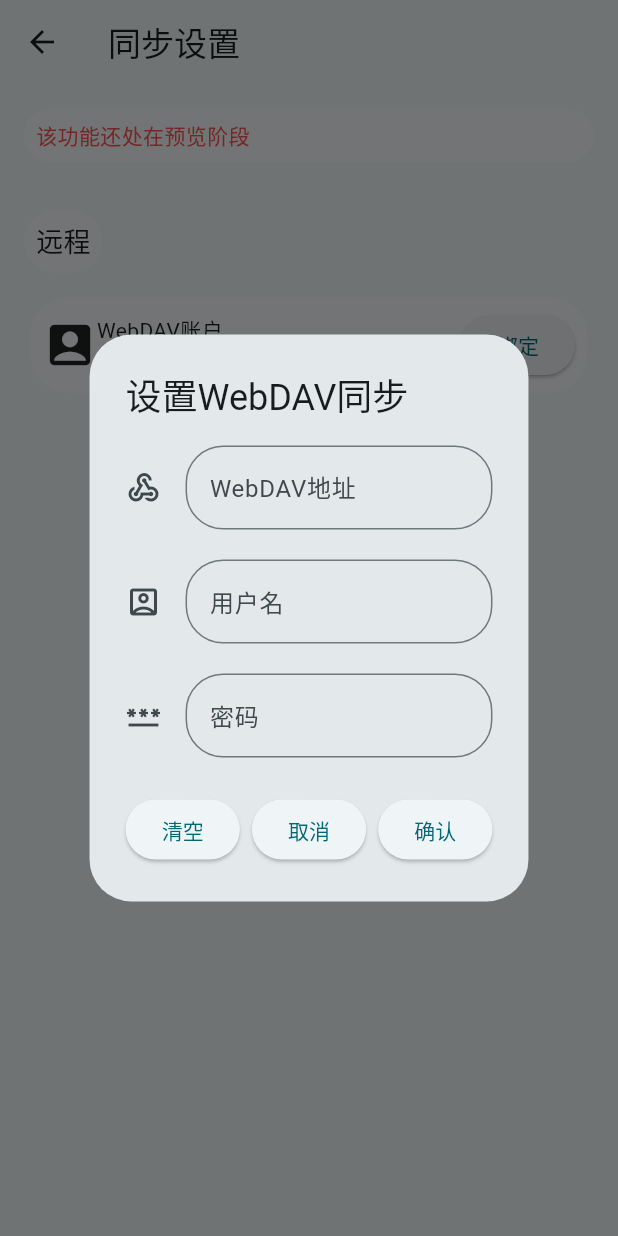
After one commit to OctagonalStar/arabic_learning, a Flutter app: the DataSyncPage screen opened directly, after a tap on "绑定", on a phone screen of 412 x 824 dp. The commit adds this screen. Run offline on Flutter 3.47's test engine with Material 3 defaults, Android fonts, the phone set to English and light mode, and no system bars; our stand-ins replace convex_bottom_bar, dio, file_picker, flutter_markdown_plus, flutter_tts, just_audio and 1 more; missing offline and left inert: fsrs, sherpa_onnx, window_manager; accounts and stored records are empty.

Commit message:
feat(WebSavSetting): add WebDAV UI achieve
添加了webdav同步功能的UI（无实际功能）
重构了settingItem

BREAKING CHANGE: settingItem被重构为了Widget标准类

Signed-off-by: OctagonalStar <76486554+OctagonalStar@users.noreply.github.com>

````diff
--- a/lib/sub_pages_builder/learning_pages/learning_pages_build.dart
+++ b/lib/sub_pages_builder/learning_pages/learning_pages_build.dart
@@ -1,4 +1,3 @@
-import 'dart:convert';
 import 'dart:math';
 
 import 'package:arabic_learning/funcs/ui.dart';
--- a/lib/sub_pages_builder/setting_pages/data_download_page.dart
+++ b/lib/sub_pages_builder/setting_pages/data_download_page.dart
@@ -12,7 +12,6 @@ class DownloadPage extends StatelessWidget {
   const DownloadPage({super.key});
   @override
   Widget build(BuildContext context) {
-    final mediaQuery = MediaQuery.of(context);
     return Scaffold(
       appBar: AppBar(
         title: Text("下载在线词库"),
@@ -27,7 +26,10 @@ class DownloadPage extends StatelessWidget {
           }
           return ListView(
             children: [
-              settingItem(context, mediaQuery, snapshot.data!, "来自 Github @${StaticsVar.onlineDictOwner} 学长的词库 (在此表示感谢)")
+              SettingItem(
+                title: "来自 Github @${StaticsVar.onlineDictOwner} 学长的词库 (在此表示感谢)",
+                children: snapshot.data!,
+              )
             ],
           );
         }
--- a/lib/sub_pages_builder/setting_pages/item_widget.dart
+++ b/lib/sub_pages_builder/setting_pages/item_widget.dart
@@ -1,12 +1,19 @@
 import 'package:arabic_learning/funcs/ui.dart';
 import 'package:flutter/material.dart';
 
-Widget settingItem(BuildContext context, MediaQueryData mediaQuery, List<Widget> list, String title, {bool withPadding = true}) {
-  List<Container> decoratedContainers = list.map((widget) {
+class SettingItem extends StatelessWidget {
+  final String title;
+  final EdgeInsetsGeometry? padding;
+  final List<Widget> children;
+  const SettingItem({super.key, required this.children, required this.title, this.padding});
+
+  @override
+  Widget build(BuildContext context) {
+    MediaQueryData mediaQuery = MediaQuery.of(context);
+    List<Container> decoratedContainers = children.map((widget) {
       return Container(
         width: mediaQuery.size.width * 0.90,
-      //height: mediaQuery.size.height * 0.08,
-      padding: withPadding ? EdgeInsets.all(8.0) : EdgeInsets.zero,
+        padding: padding,
         decoration: BoxDecoration(
           color: Theme.of(context).colorScheme.onPrimary.withAlpha(150),
           borderRadius: BorderRadius.all(Radius.circular(5.0)),
@@ -14,10 +21,10 @@ Widget settingItem(BuildContext context, MediaQueryData mediaQuery, List<Widget>
         child: widget,
       );
     }).toList();
+
     if(decoratedContainers.length > 1){
       decoratedContainers[0] = Container(
         width: mediaQuery.size.width * 0.90,
-      //height: mediaQuery.size.height * 0.08,
         margin: decoratedContainers[0].margin,
         padding: decoratedContainers[0].padding,
         decoration: BoxDecoration(
@@ -28,7 +35,6 @@ Widget settingItem(BuildContext context, MediaQueryData mediaQuery, List<Widget>
       );
       decoratedContainers[decoratedContainers.length - 1] = Container(
         width: mediaQuery.size.width * 0.90,
-      //height: mediaQuery.size.height * 0.08,
         margin: decoratedContainers[decoratedContainers.length - 1].margin,
         padding: decoratedContainers[decoratedContainers.length - 1].padding,
         decoration: BoxDecoration(
@@ -40,7 +46,6 @@ Widget settingItem(BuildContext context, MediaQueryData mediaQuery, List<Widget>
     } else {
       decoratedContainers[0] = Container(
         width: mediaQuery.size.width * 0.90,
-      //height: mediaQuery.size.height * 0.08,
         margin: decoratedContainers[0].margin,
         padding: decoratedContainers[0].padding,
         decoration: BoxDecoration(
@@ -71,3 +76,4 @@ Widget settingItem(BuildContext context, MediaQueryData mediaQuery, List<Widget>
       ]
     );
   }
+}
--- /dev/null
+++ b/lib/sub_pages_builder/setting_pages/sync_page.dart
@@ -0,0 +1,180 @@
+import 'package:arabic_learning/funcs/ui.dart';
+import 'package:arabic_learning/sub_pages_builder/setting_pages/item_widget.dart';
+import 'package:arabic_learning/vars/global.dart';
+import 'package:arabic_learning/vars/statics_var.dart';
+import 'package:flutter/material.dart';
+import 'package:provider/provider.dart';
+
+class DataSyncPage extends StatefulWidget {
+  const DataSyncPage({super.key});
+
+  @override
+  State<StatefulWidget> createState() => _DataSyncPage();
+}
+
+class _DataSyncPage extends State<DataSyncPage> {
+  bool? enabled;
+
+  @override
+  Widget build(BuildContext context) {
+    enabled ??= context.read<Global>().settingData["sync"]["enabled"];
+
+    return Scaffold(
+      appBar: AppBar(
+        title: Text("同步设置"),
+      ),
+      body: ListView(
+        children: [
+          TextContainer(text: "该功能还处在预览阶段", style: TextStyle(color: Colors.redAccent)),
+          SyncRemoteSettingWidget(setPageState: setState)
+        ],
+      ),
+    );
+  }
+}
+
+class SyncRemoteSettingWidget extends StatelessWidget {
+  final Function setPageState;
+  const SyncRemoteSettingWidget({super.key, required this.setPageState});
+
+  @override
+  Widget build(BuildContext context) {
+    return Column(
+      crossAxisAlignment: CrossAxisAlignment.start,
+      children: [
+        SettingItem(
+          title: "远程",
+          padding: EdgeInsets.all(8.0),
+          children: [
+            Row(
+              children: [
+                Icon(Icons.account_box, size: 36),
+                Expanded(
+                  child: Column(
+                    crossAxisAlignment: CrossAxisAlignment.start,
+                    children: [
+                      Text("WebDAV账户"),
+                      Row(
+                        children: [
+                          Text("联通性检查: "),
+                          if((context.read<Global>().settingData["sync"]["account"]["uri"] as String).isEmpty) Text("未绑定", style: Theme.of(context).textTheme.labelSmall),
+                          Icon(Icons.circle, color: Colors.greenAccent, size: 12)
+                        ],
+                      )
+                    ],
+                  ),
+                ),
+                ElevatedButton(
+                  style: ElevatedButton.styleFrom(
+                    shape: RoundedRectangleBorder(borderRadius: StaticsVar.br)
+                  ),
+                  onPressed: () async {
+                    await popAccountSetting(context);
+                    setPageState(() {});
+                  },
+                  child: Text("绑定")
+                ),
+              ],
+            ),
+          ],
+        )
+
+      ],
+    );
+  }
+}
+
+Future<void> popAccountSetting(BuildContext context) async {
+  TextEditingController uriController = TextEditingController();
+  TextEditingController accountController = TextEditingController();
+  TextEditingController passwdController = TextEditingController();
+  await showDialog<List<String>>(
+    context: context,
+    builder: (BuildContext context) {
+      uriController.text = context.read<Global>().settingData["sync"]["account"]["uri"];
+      accountController.text = context.read<Global>().settingData["sync"]["account"]["userName"];
+      passwdController.text = context.read<Global>().settingData["sync"]["account"]["passWord"];
+      return AlertDialog(
+        title: Text("设置WebDAV同步"),
+        content: Column(
+          mainAxisSize: MainAxisSize.min,
+          children: [
+            TextField(
+              autocorrect: false,
+              controller: uriController,
+              maxLines: 1,
+              decoration: InputDecoration(
+                labelText: "WebDAV地址",
+                icon: Icon(Icons.webhook),
+                border: OutlineInputBorder(
+                  borderRadius: StaticsVar.br,
+                  borderSide: BorderSide(color: Theme.of(context).colorScheme.outline),
+                ),
+              ),
+            ),
+            SizedBox(height: 20),
+            TextField(
+              autocorrect: false,
+              controller: accountController,
+              maxLines: 1,
+              decoration: InputDecoration(
+                labelText: "用户名",
+                icon: Icon(Icons.account_box_outlined),
+                border: OutlineInputBorder(
+                  borderRadius: StaticsVar.br,
+                  borderSide: BorderSide(color: Theme.of(context).colorScheme.outline),
+                ),
+              ),
+            ),
+            SizedBox(height: 20),
+            TextField(
+              autocorrect: false,
+              controller: passwdController,
+              maxLines: 1,
+              keyboardType: TextInputType.visiblePassword,
+              decoration: InputDecoration(
+                labelText: "密码",
+                icon: Icon(Icons.password),
+                border: OutlineInputBorder(
+                  borderRadius: StaticsVar.br,
+                  borderSide: BorderSide(color: Theme.of(context).colorScheme.outline),
+                ),
+              ),
+            ),
+          ],
+        ),
+        actions: [
+          ElevatedButton(
+            onPressed: () {
+              uriController.clear();
+              accountController.clear();
+              passwdController.clear();
+            },
+            child: Text("清空"),
+          ),
+          ElevatedButton(
+            onPressed: () => Navigator.pop(context),
+            child: Text("取消"),
+          ),
+          ElevatedButton(
+            onPressed: (){
+              try{
+                Uri.parse(uriController.text);
+                if(uriController.text.isNotEmpty && !uriController.text.contains("http")) throw Exception("WebDAV URI must contain http");
+              } catch (e) {
+                alart(context, e.toString());
+                return;
+              }
+              context.read<Global>().settingData["sync"]["account"]["uri"] = uriController.text;
+              context.read<Global>().settingData["sync"]["account"]["userName"] = accountController.text;
+              context.read<Global>().settingData["sync"]["account"]["passWord"] = passwdController.text;
+              context.read<Global>().updateSetting();
+              Navigator.pop(context);
+            },
+            child: Text("确认")
+          ),
+        ],
+      );
+    }
+  );
+}
--- a/lib/vars/global.dart
+++ b/lib/vars/global.dart
@@ -80,13 +80,14 @@ class Global with ChangeNotifier {
     "eggs": {
       "stella": false
     },
-    // fsrs 独立设置
-    // 'fsrs': {
-    //   'enabled' : false,
-    //   'scheduler': {},
-    //   'cards': [],
-    //   'reviewLogs': [],
-    // }
+    "sync": {
+      "enabled": false,
+      "account": {
+        "uri": "",
+        "userName": "",
+        "passWord": ""
+      },
+    }
   };
   static const List<MaterialColor> _themeList = [
       Colors.pink,
@@ -182,7 +183,15 @@ class Global with ChangeNotifier {
   ///  },
   ///  "eggs": {
   ///    "stella": false
-  ///  }
+  ///  },
+  /// "sync": {
+  ///   "enabled": false,
+  ///   "account": {
+  ///     "uri": "",
+  ///     "userName": "",
+  ///     "passWord": ""
+  ///   },
+  /// }
   /// ```
   Map<String, dynamic> get settingData => _settingData;
   int get wordCount => wordData["Words"]!.length;
````
Also changed, not shown: lib/pages/setting_page.dart (+44 -10 lines). Lines whose indentation alone changed are shown as unchanged.
